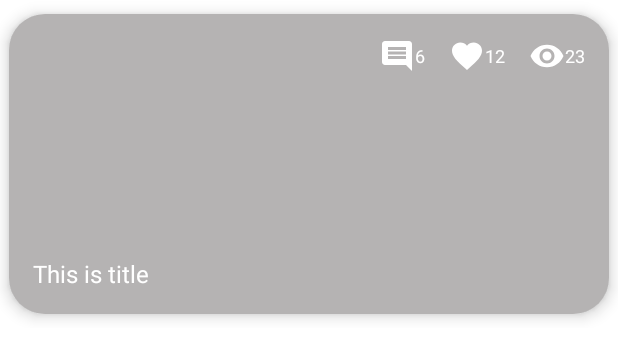
After one commit to KhusainovFarrukh/CommunityApp, an Android app: the layout viewholder_article.xml on its own in the app's theme, with its tools: preview values and no code run, on a phone screen of 412 x 824 dp. The commit adds this screen. Shown: the top 359 px of the screen. Run offline under Robolectric (Android 15) with nearby library versions, the phone set to English and light mode, and no system bars; network calls fail.

Commit message:
Added Getting articles functionality

```diff
--- a/app/src/main/java/khusainov/farrukh/communityapp/repo/Repository.kt
+++ b/app/src/main/java/khusainov/farrukh/communityapp/repo/Repository.kt
@@ -20,4 +20,8 @@ class Repository {
     suspend fun getNotifications(cookie1: String, cookie2: String) : Response<List<Notif>> {
         return RetrofitInstance.communityApi.getNotifications(cookie1, cookie2)
     }
+
+    suspend fun getAllPosts(limit: Int, type: String) : Response<List<Article>> {
+        return RetrofitInstance.communityApi.getAllPosts(limit, type)
+    }
 }
--- /dev/null
+++ b/app/src/main/res/layout/viewholder_article.xml
@@ -0,0 +1,117 @@
+<?xml version="1.0" encoding="utf-8"?>
+<RelativeLayout xmlns:android="http://schemas.android.com/apk/res/android"
+    xmlns:app="http://schemas.android.com/apk/res-auto"
+    xmlns:tools="http://schemas.android.com/tools"
+    android:layout_width="match_parent"
+    android:layout_height="wrap_content"
+    tools:viewBindingIgnore="true">
+
+    <androidx.cardview.widget.CardView
+        android:layout_width="match_parent"
+        android:layout_height="wrap_content"
+        app:cardCornerRadius="24dp"
+        app:cardElevation="6dp"
+        app:cardPreventCornerOverlap="false"
+        app:cardUseCompatPadding="true">
+
+        <androidx.constraintlayout.widget.ConstraintLayout
+            android:layout_width="match_parent"
+            android:layout_height="wrap_content">
+
+            <androidx.constraintlayout.widget.Guideline
+                android:id="@+id/gl_start"
+                android:layout_width="wrap_content"
+                android:layout_height="wrap_content"
+                android:orientation="vertical"
+                app:layout_constraintGuide_begin="16dp" />
+
+            <androidx.constraintlayout.widget.Guideline
+                android:id="@+id/gl_end"
+                android:layout_width="wrap_content"
+                android:layout_height="wrap_content"
+                android:orientation="vertical"
+                app:layout_constraintGuide_end="16dp" />
+
+            <androidx.constraintlayout.widget.Guideline
+                android:id="@+id/gl_top"
+                android:layout_width="wrap_content"
+                android:layout_height="wrap_content"
+                android:orientation="horizontal"
+                app:layout_constraintGuide_begin="16dp" />
+
+            <ImageView
+                android:id="@+id/imv_image"
+                android:layout_width="0dp"
+                android:layout_height="200dp"
+                android:scaleType="centerCrop"
+                app:layout_constraintBottom_toBottomOf="parent"
+                app:layout_constraintEnd_toEndOf="parent"
+                app:layout_constraintStart_toStartOf="parent"
+                app:layout_constraintTop_toTopOf="parent" />
+
+            <View
+                android:layout_width="0dp"
+                android:layout_height="0dp"
+                android:background="#592C2727"
+                app:layout_constraintBottom_toBottomOf="parent"
+                app:layout_constraintEnd_toEndOf="parent"
+                app:layout_constraintStart_toStartOf="parent"
+                app:layout_constraintTop_toTopOf="parent" />
+
+            <TextView
+                android:id="@+id/txv_title"
+                android:layout_width="0dp"
+                android:layout_height="wrap_content"
+                android:layout_marginBottom="16dp"
+                android:textColor="@color/white"
+                android:textSize="16sp"
+                app:layout_constraintBottom_toBottomOf="parent"
+                app:layout_constraintEnd_toEndOf="@id/gl_end"
+                app:layout_constraintStart_toStartOf="@id/gl_start"
+                tools:text="This is title" />
+
+            <TextView
+                android:id="@+id/txv_views"
+                android:layout_width="wrap_content"
+                android:layout_height="wrap_content"
+                android:gravity="center"
+                android:textColor="@color/white"
+                android:textSize="12sp"
+                app:drawableStartCompat="@drawable/ic_view"
+                app:drawableTint="@color/white"
+                app:layout_constraintEnd_toEndOf="@id/gl_end"
+                app:layout_constraintTop_toTopOf="@id/gl_top"
+                tools:text="23" />
+
+            <TextView
+                android:id="@+id/txv_likes"
+                android:layout_width="wrap_content"
+                android:layout_height="wrap_content"
+                android:layout_marginEnd="16dp"
+                android:gravity="center"
+                android:textColor="@color/white"
+                android:textSize="12sp"
+                app:drawableStartCompat="@drawable/ic_favorite"
+                app:drawableTint="@color/white"
+                app:layout_constraintEnd_toStartOf="@id/txv_views"
+                app:layout_constraintTop_toTopOf="@id/gl_top"
+                tools:text="12" />
+
+            <TextView
+                android:id="@+id/txv_comments"
+                android:layout_width="wrap_content"
+                android:layout_height="wrap_content"
+                android:layout_marginEnd="16dp"
+                android:gravity="center"
+                android:textColor="@color/white"
+                android:textSize="12sp"
+                app:drawableStartCompat="@drawable/ic_comment"
+                app:drawableTint="@color/white"
+                app:layout_constraintEnd_toStartOf="@id/txv_likes"
+                app:layout_constraintTop_toTopOf="@id/gl_top"
+                tools:text="6" />
+
+        </androidx.constraintlayout.widget.ConstraintLayout>
+    </androidx.cardview.widget.CardView>
+
+</RelativeLayout>
```
Also changed, not shown: app/src/main/AndroidManifest.xml (+1 -7 lines), app/src/main/java/khusainov/farrukh/communityapp/api/CommunityApi.kt (+7 -0 lines), app/src/main/java/khusainov/farrukh/communityapp/callback/ArticleCallback.kt (added, +14 -0 lines), app/src/main/java/khusainov/farrukh/communityapp/model/Article.kt (+38 -3 lines), app/src/main/java/khusainov/farrukh/communityapp/model/Stats.kt (deleted, +0 -14 lines), app/src/main/java/khusainov/farrukh/communityapp/model/User.kt (+4 -4 lines), app/src/main/java/khusainov/farrukh/communityapp/recycleradapter/ArticleAdapter.kt (added, +54 -0 lines), app/src/main/java/khusainov/farrukh/communityapp/ui/HomeActivity.kt (+9 -19 lines), app/src/main/java/khusainov/farrukh/communityapp/ui/LoginDialogFragment.kt (+9 -7 lines), app/src/main/java/khusainov/farrukh/communityapp/ui/MainActivity.kt (+10 -11 lines), app/src/main/java/khusainov/farrukh/communityapp/ui/MainFragment.kt (+74 -29 lines), app/src/main/java/khusainov/farrukh/communityapp/viewmodel/MainViewModel.kt (renamed from app/src/main/java/khusainov/farrukh/communityapp/viewmodel/ArticleViewModel.kt, +30 -8 lines), app/src/main/res/layout/fragment_main.xml (+16 -1 lines).
